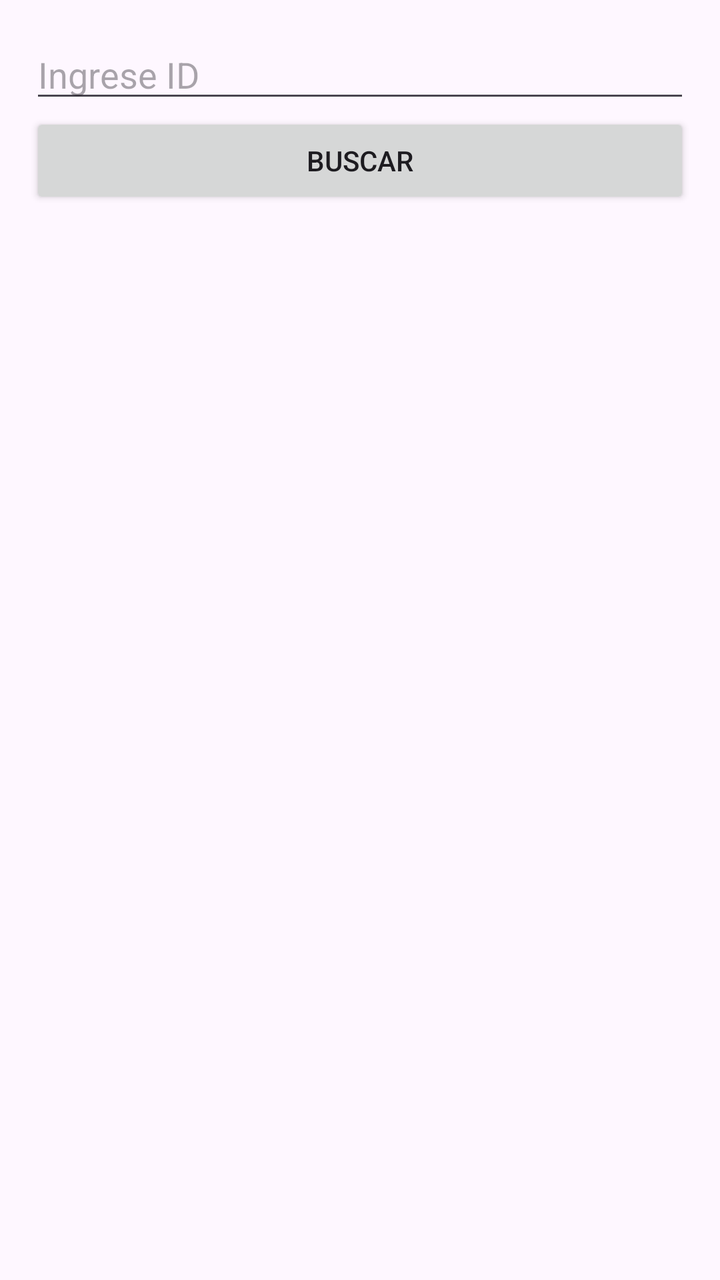
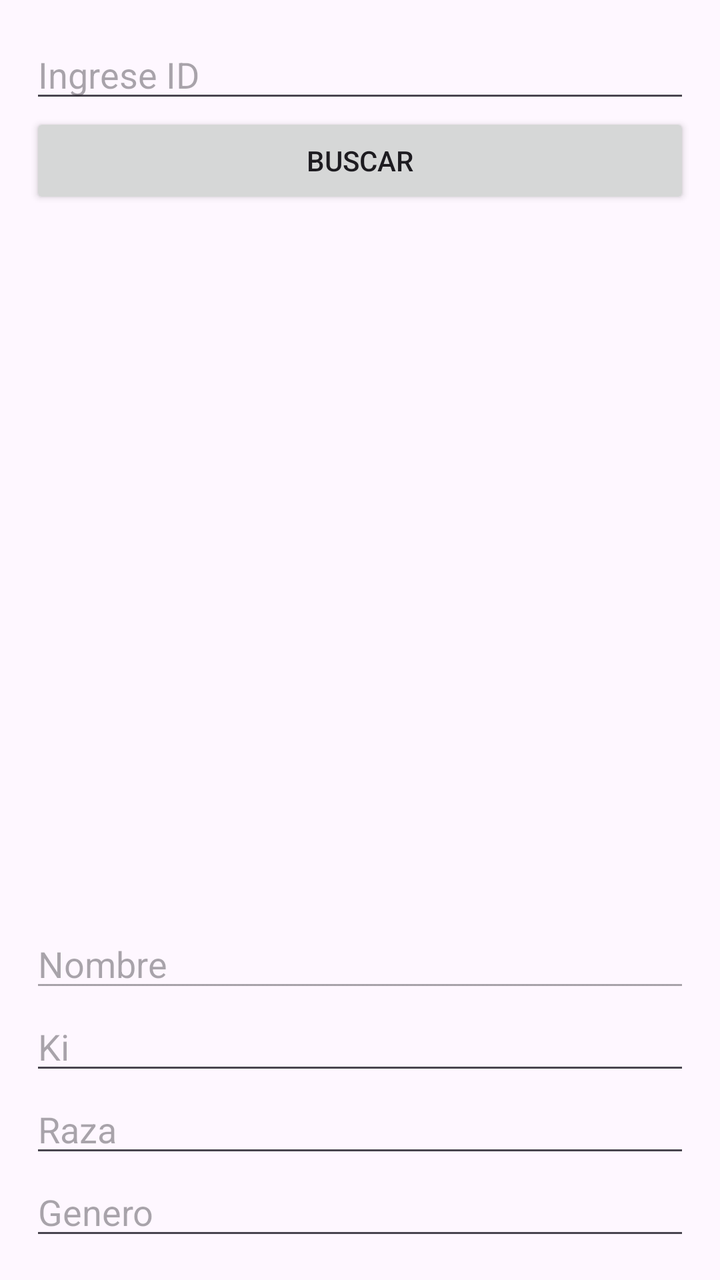

Before-and-after screenshots of an Android layout around one commit, followed by the original layout XML and the change that was made.
<!-- AndroidManifest.xml: application theme Theme.AppListas -->
<!-- res/layout/activity_buscador_personaje.xml -->
<?xml version="1.0" encoding="utf-8"?>
<LinearLayout xmlns:app="http://schemas.android.com/apk/res-auto"
    xmlns:tools="http://schemas.android.com/tools"
    xmlns:android="http://schemas.android.com/apk/res/android"
    android:id="@+id/main"

    android:orientation="vertical"
    android:padding="15dp"
    android:layout_marginTop="20dp"

    android:layout_width="match_parent"
    android:layout_height="wrap_content"
    tools:context=".BuscadorPersonaje">

    <EditText
        android:id="@+id/edtIdPersonaje"
        android:hint="Ingrese ID"
        android:inputType="number"
        android:layout_width="match_parent"
        android:layout_height="wrap_content" />

    <Button
        android:id="@+id/btnBuscarPersonaje"
        android:text="Buscar"
        android:layout_width="match_parent"
        android:layout_height="wrap_content" />


</LinearLayout>
<!-- resources referenced by this layout -->
<resources>
  <style name="Theme.AppListas" parent="Base.Theme.AppListas" />
  <style name="Base.Theme.AppListas" parent="Theme.Material3.DayNight.NoActionBar">
          
          
      </style>
</resources>

<!-- the commit's change to res/layout/activity_buscador_personaje.xml (unified diff, before → after) -->
@@ -6,7 +6,7 @@
 
     android:orientation="vertical"
     android:padding="15dp"
-    android:layout_marginTop="20dp"
+    android:layout_marginVertical="20dp"
 
     android:layout_width="match_parent"
     android:layout_height="wrap_content"
@@ -25,5 +25,39 @@
         android:layout_width="match_parent"
         android:layout_height="wrap_content" />
 
+    <LinearLayout
+        android:orientation="vertical"
+        android:gravity="bottom"
+        android:layout_width="match_parent"
+        android:layout_height="match_parent">
+
+        <EditText
+            android:id="@+id/edtNombre"
+            android:hint="Nombre"
+            android:enabled="false"
+            android:layout_width="match_parent"
+            android:layout_height="wrap_content" />
+
+        <EditText
+            android:id="@+id/editKi"
+            android:hint="Ki"
+            android:layout_width="match_parent"
+            android:layout_height="wrap_content" />
+
+        <EditText
+            android:id="@+id/edtRaza"
+            android:hint="Raza"
+            android:layout_width="match_parent"
+            android:layout_height="wrap_content" />
+
+        <EditText
+            android:id="@+id/edtGenero"
+            android:hint="Genero"
+            android:layout_width="match_parent"
+            android:layout_height="wrap_content" />
+
+    </LinearLayout>
+
+
 
 </LinearLayout>
